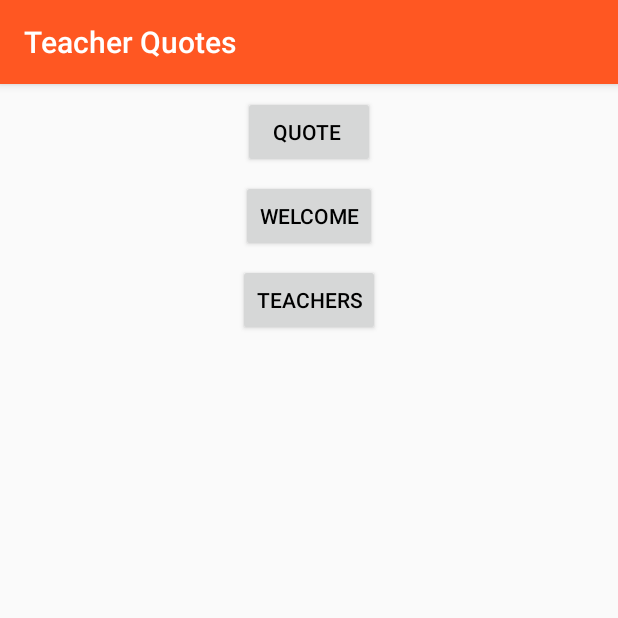
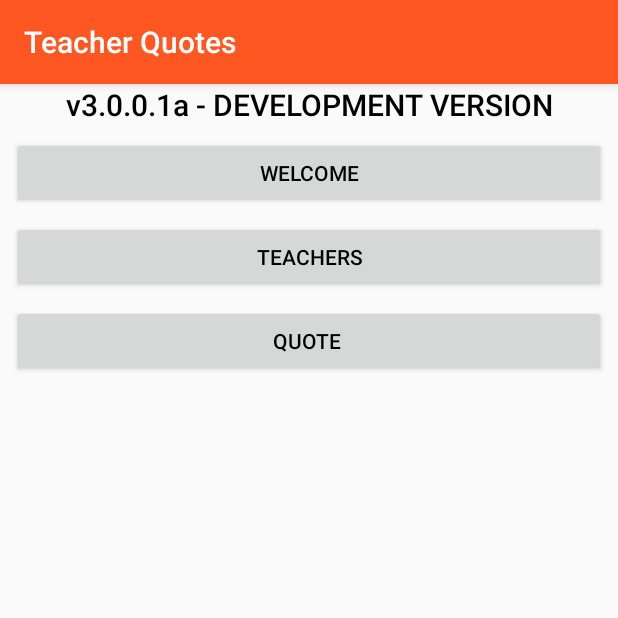
Before and after one commit to wyskoj/TeacherQuotesVersion3, an Android app: the screen it shows after launch (MainActivity), on a phone screen of 412 x 824 dp, the top half of it. Run offline under Robolectric (Android 15) with nearby library versions, the light colour scheme and no system bars.

Commit message:
Remove unnecessary files, teacher import screen will import the current teachers to avoid clearing, rename package. etc.

```diff
--- a/app/src/main/AndroidManifest.xml
+++ b/app/src/main/AndroidManifest.xml
@@ -1,7 +1,7 @@
 <?xml version="1.0" encoding="utf-8"?>
 <manifest xmlns:android="http://schemas.android.com/apk/res/android"
     xmlns:tools="http://schemas.android.com/tools"
-    package="com.jacobwysko.teacherquotesversion3">
+    package="com.jacobwysko.teacherquotes">
 
     <application
         android:allowBackup="true"
@@ -10,7 +10,8 @@
         android:label="@string/app_name"
         android:roundIcon="@mipmap/ic_launcher_round"
         android:supportsRtl="true"
-        android:theme="@style/AppTheme">
+        android:theme="@style/AppTheme"
+        tools:ignore="GoogleAppIndexingWarning">
         <activity android:name=".MainActivity">
             <intent-filter>
                 <action android:name="android.intent.action.MAIN" />
--- a/app/src/main/java/com/jacobwysko/teacherquotesversion3/AppCompatPreferenceActivity.java
+++ b/app/src/main/java/com/jacobwysko/teacherquotes/AppCompatPreferenceActivity.java
@@ -1,4 +1,4 @@
-package com.jacobwysko.teacherquotesversion3;
+package com.jacobwysko.teacherquotes;
 
 import android.content.res.Configuration;
 import android.os.Bundle;
--- a/app/src/main/java/com/jacobwysko/teacherquotesversion3/MainActivity.java
+++ b/app/src/main/java/com/jacobwysko/teacherquotes/MainActivity.java
@@ -1,4 +1,4 @@
-package com.jacobwysko.teacherquotesversion3;
+package com.jacobwysko.teacherquotes;
 
 import android.content.Intent;
 import android.os.Bundle;
--- a/app/src/main/res/layout/activity_main.xml
+++ b/app/src/main/res/layout/activity_main.xml
@@ -6,9 +6,58 @@
     android:layout_height="match_parent"
     tools:context=".MainActivity">
 
+    <ScrollView
+        android:layout_width="match_parent"
+        android:layout_height="match_parent">
+
+        <LinearLayout
+            android:layout_width="match_parent"
+            android:layout_height="wrap_content"
+            android:orientation="vertical" >
+
+            <TextView
+                android:id="@+id/textView4"
+                android:layout_width="match_parent"
+                android:layout_height="wrap_content"
+                android:gravity="center"
+                android:text="v3.0.0.1a - DEVELOPMENT VERSION"
+                android:textAppearance="@style/TextAppearance.AppCompat.Title"
+                tools:layout_editor_absoluteX="90dp"
+                tools:layout_editor_absoluteY="241dp" />
+
             <Button
-        android:id="@+id/button"
-        android:layout_width="wrap_content"
+                android:id="@+id/welcomeButton"
+                android:layout_width="match_parent"
+                android:layout_height="wrap_content"
+                android:layout_marginEnd="8dp"
+                android:layout_marginLeft="8dp"
+                android:layout_marginRight="8dp"
+                android:layout_marginStart="8dp"
+                android:layout_marginTop="8dp"
+                android:onClick="startWelcome"
+                android:text="Welcome"
+                app:layout_constraintEnd_toEndOf="parent"
+                app:layout_constraintStart_toStartOf="parent"
+                app:layout_constraintTop_toBottomOf="@+id/quoteButton" />
+
+            <Button
+                android:id="@+id/teacherImportButton"
+                android:layout_width="match_parent"
+                android:layout_height="wrap_content"
+                android:layout_marginEnd="8dp"
+                android:layout_marginLeft="8dp"
+                android:layout_marginRight="8dp"
+                android:layout_marginStart="8dp"
+                android:layout_marginTop="8dp"
+                android:onClick="startTeachers"
+                android:text="Teachers"
+                app:layout_constraintEnd_toEndOf="parent"
+                app:layout_constraintStart_toStartOf="parent"
+                app:layout_constraintTop_toBottomOf="@+id/welcomeButton" />
+
+            <Button
+                android:id="@+id/quoteButton"
+                android:layout_width="match_parent"
                 android:layout_height="wrap_content"
                 android:layout_marginEnd="8dp"
                 android:layout_marginLeft="8dp"
@@ -20,34 +69,7 @@
                 app:layout_constraintEnd_toEndOf="parent"
                 app:layout_constraintStart_toStartOf="parent"
                 app:layout_constraintTop_toTopOf="parent" />
+        </LinearLayout>
+    </ScrollView>
 
-    <Button
-        android:id="@+id/button2"
-        android:layout_width="wrap_content"
-        android:layout_height="wrap_content"
-        android:layout_marginEnd="8dp"
-        android:layout_marginLeft="8dp"
-        android:layout_marginRight="8dp"
-        android:layout_marginStart="8dp"
-        android:layout_marginTop="8dp"
-        android:onClick="startWelcome"
-        android:text="Welcome"
-        app:layout_constraintEnd_toEndOf="parent"
-        app:layout_constraintStart_toStartOf="parent"
-        app:layout_constraintTop_toBottomOf="@+id/button" />
-
-    <Button
-        android:id="@+id/button3"
-        android:layout_width="wrap_content"
-        android:layout_height="wrap_content"
-        android:layout_marginEnd="8dp"
-        android:layout_marginLeft="8dp"
-        android:layout_marginRight="8dp"
-        android:layout_marginStart="8dp"
-        android:layout_marginTop="8dp"
-        android:onClick="startTeachers"
-        android:text="Teachers"
-        app:layout_constraintEnd_toEndOf="parent"
-        app:layout_constraintStart_toStartOf="parent"
-        app:layout_constraintTop_toBottomOf="@+id/button2" />
 </android.support.constraint.ConstraintLayout>
--- a/app/src/main/res/layout/activity_quote.xml
+++ b/app/src/main/res/layout/activity_quote.xml
@@ -9,7 +9,7 @@
     android:layout_marginTop="8dp"
     android:fillViewport="true"
     app:layout_behavior="@string/appbar_scrolling_view_behavior"
-    tools:context="com.jacobwysko.teacherquotesversion3.QuoteActivity"
+    tools:context=".QuoteActivity"
     tools:layout_editor_absoluteX="0dp"
     tools:layout_editor_absoluteY="0dp">
 
@@ -112,6 +112,7 @@
             android:layout_marginRight="8dp"
             android:layout_marginStart="8dp"
             android:layout_marginTop="8dp"
+            android:onClick="share"
             android:text="@string/share"
             app:layout_constraintEnd_toEndOf="parent"
             app:layout_constraintStart_toStartOf="parent"
--- a/app/src/main/res/values/strings.xml
+++ b/app/src/main/res/values/strings.xml
@@ -7,7 +7,7 @@
     <string name="action_done">Done</string>
     <string name="teacher_import_help">To start, enter your teachers that you may quote by entering them below.</string>
     <string name="teacher_import_hint">Enter teacher names on new lines</string>
-    <string name="teacher_guidelines">Guidelines:\n- Last name only (e.g. Smith)\n- Exclude Mr./Mrs. (exception where multiple teachers of same last name and different gender)</string>
+    <string name="teacher_guidelines">Guidelines:\n- Last name only (e.g. Smith)\n- Exclude Mr./Mrs.\n- If multiple teachers share the same last name, include their first initial (RPorritt)</string>
     <string name="sort_alphabetically">Sort alphabetically on confirm</string>
     <string name="title_activity_test_settings">Settings</string>
     <string name="quote_guidelines">- Do not add quotation marks\n- End with proper punctuation</string>
```
Also changed, not shown: app/build.gradle (+6 -3 lines), app/src/main/java/com/jacobwysko/teacherquotes/ImportTeachersActivity.java (renamed from app/src/main/java/com/jacobwysko/teacherquotesversion3/ImportTeachersActivity.java, +35 -1 lines), app/src/main/java/com/jacobwysko/teacherquotes/QuoteActivity.java (renamed from app/src/main/java/com/jacobwysko/teacherquotesversion3/QuoteActivity.java, +30 -20 lines), app/src/main/java/com/jacobwysko/teacherquotes/WelcomeActivity.java (renamed from app/src/main/java/com/jacobwysko/teacherquotesversion3/WelcomeActivity.java, +34 -3 lines), app/src/main/res/xml/pref_data_sync.xml (deleted, +0 -21 lines), app/src/main/res/xml/pref_general.xml (deleted, +0 -33 lines), app/src/main/res/xml/pref_headers.xml (deleted, +0 -20 lines), app/src/main/res/xml/pref_notification.xml (deleted, +0 -27 lines), 5 other files. Lines whose indentation alone changed are shown as unchanged.
